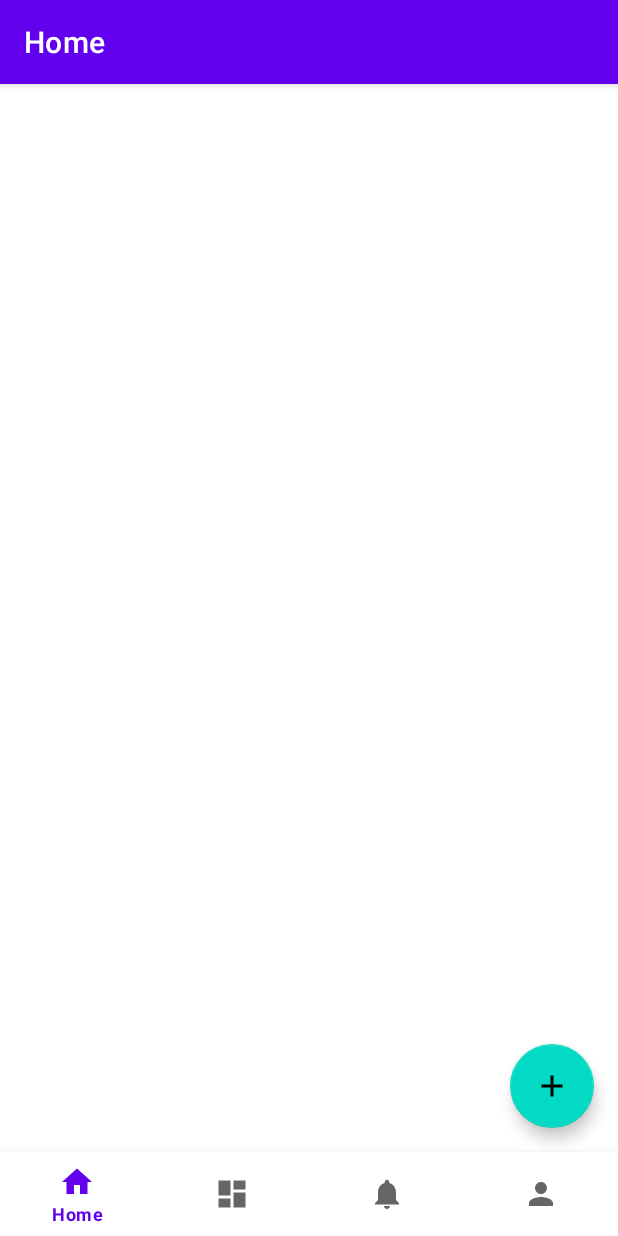
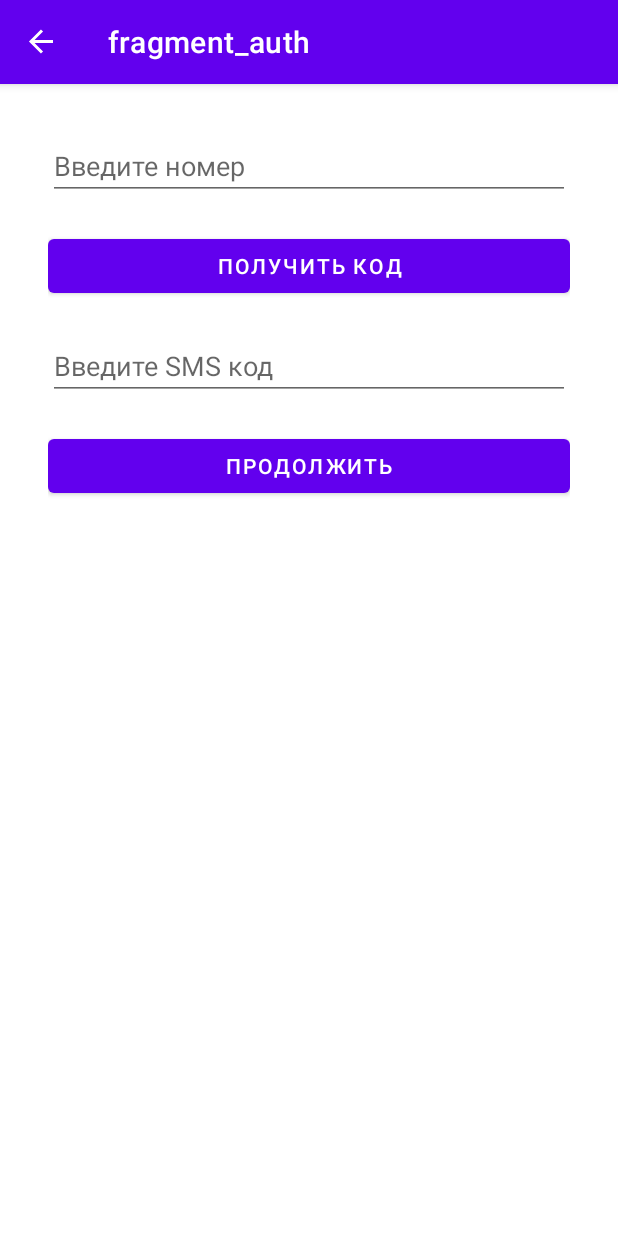
Before and after one commit to aidai87/4month1hw, an Android app: the screen it shows after launch (MainActivity), after a tap on "Skip", on a phone screen of 412 x 824 dp. Run offline under Robolectric (Android 15) with nearby library versions, the phone set to English and light mode, and no system bars; our stand-ins replace Firebase (no records; nobody signed in at launch, a user with empty details on screens opened directly), navigation-ui; 1 statement that could not run was skipped.

Commit message:
home work 7

```diff
--- a/app/build.gradle
+++ b/app/build.gradle
@@ -1,6 +1,7 @@
 plugins {
     id 'com.android.application'
     id 'org.jetbrains.kotlin.android'
+    id 'com.google.gms.google-services'
 }
 
 android {
@@ -44,6 +45,7 @@ dependencies {
     implementation 'androidx.lifecycle:lifecycle-viewmodel-ktx:2.5.1'
     implementation 'androidx.navigation:navigation-fragment-ktx:2.5.1'
     implementation 'androidx.navigation:navigation-ui-ktx:2.5.1'
+    implementation 'com.google.firebase:firebase-auth:19.2.0'
     testImplementation 'junit:junit:4.13.2'
     androidTestImplementation 'androidx.test.ext:junit:1.1.3'
     androidTestImplementation 'androidx.test.espresso:espresso-core:3.4.0'
@@ -53,4 +55,8 @@ dependencies {
 
     //Lottie
     implementation("com.airbnb.android:lottie:5.2.0")
+
+    //Firebase
+    implementation platform('com.google.firebase:firebase-bom:30.1.0')
+    implementation 'com.google.firebase:firebase-auth-ktx'
 }
--- a/app/src/main/java/com/example/a4month1hw/MainActivity.kt
+++ b/app/src/main/java/com/example/a4month1hw/MainActivity.kt
@@ -9,6 +9,8 @@ import androidx.navigation.ui.AppBarConfiguration
 import androidx.navigation.ui.setupActionBarWithNavController
 import androidx.navigation.ui.setupWithNavController
 import com.example.a4month1hw.databinding.ActivityMainBinding
+import com.google.firebase.auth.ktx.auth
+import com.google.firebase.ktx.Firebase
 
 class MainActivity : AppCompatActivity() {
 
@@ -33,6 +35,10 @@ class MainActivity : AppCompatActivity() {
         )
         setupActionBarWithNavController(navController, appBarConfiguration)
         navView.setupWithNavController(navController)
+
+        if (Firebase.auth.currentUser == null){
+            navController.navigate(R.id.authFragment)
+        }
 
         navController.addOnDestinationChangedListener { controller, destination, arguments ->
             val fragment = arrayListOf(
--- /dev/null
+++ b/app/src/main/java/com/example/a4month1hw/auth/AuthFragment.kt
@@ -0,0 +1,113 @@
+package com.example.a4month1hw.auth
+
+import android.os.Bundle
+import androidx.fragment.app.Fragment
+import android.view.LayoutInflater
+import android.view.View
+import android.view.ViewGroup
+import android.widget.Toast
+import androidx.navigation.fragment.findNavController
+import com.example.a4month1hw.R
+import com.example.a4month1hw.databinding.FragmentAuthBinding
+import com.google.firebase.FirebaseException
+import com.google.firebase.auth.PhoneAuthCredential
+import com.google.firebase.auth.PhoneAuthOptions
+import com.google.firebase.auth.PhoneAuthProvider
+import com.google.firebase.auth.ktx.auth
+import com.google.firebase.ktx.Firebase
+import java.util.concurrent.TimeUnit
+
+class AuthFragment : Fragment() {
+
+    private lateinit var binding: FragmentAuthBinding
+    private lateinit var callbacks: PhoneAuthProvider.OnVerificationStateChangedCallbacks
+    private val mAuth = Firebase.auth
+
+    override fun onCreateView(
+        inflater: LayoutInflater, container: ViewGroup?,
+        savedInstanceState: Bundle?
+    ): View {
+        binding = FragmentAuthBinding.inflate(inflater, container, false)
+        return binding.root
+    }
+
+    override fun onViewCreated(view: View, savedInstanceState: Bundle?) {
+        super.onViewCreated(view, savedInstanceState)
+        phoneAuthProvider()
+        binding.btnGetCode.setOnClickListener {
+            if (binding.editPhone.text.isEmpty()) {
+                Toast.makeText(
+                    requireContext(),
+                    "Поле номера пустая, пожайлуста напишите свой номер",
+                    Toast.LENGTH_SHORT
+                ).show()
+            } else {
+                val phone = binding.editPhone.text.toString()
+                requestSMS(phone)
+            }
+        }
+
+    }
+
+    private fun requestSMS(phone: String) {
+
+        val options = PhoneAuthOptions.newBuilder(mAuth)
+            .setPhoneNumber(phone)       // Phone number to verify
+            .setTimeout(60L, TimeUnit.SECONDS) // Timeout and unit
+            .setActivity(requireActivity())                 // Activity (for callback binding)
+            .setCallbacks(callbacks)          // OnVerificationStateChangedCallbacks
+            .build()
+        PhoneAuthProvider.verifyPhoneNumber(options)
+    }
+
+    private fun phoneAuthProvider() {
+        callbacks = object : PhoneAuthProvider.OnVerificationStateChangedCallbacks() {
+
+            override fun onVerificationCompleted(credential: PhoneAuthCredential) {
+                signInByCredential(credential)
+            }
+
+            override fun onVerificationFailed(p0: FirebaseException) {
+
+            }
+
+            override fun onCodeSent(
+                s: String,
+                token: PhoneAuthProvider.ForceResendingToken
+            ) {
+                super.onCodeSent(s, token)
+                binding.btnContinue.setOnClickListener {
+                    verifyCode(s)
+                }
+            }
+        }
+    }
+
+
+    private fun verifyCode(code: String) {
+        val credential = PhoneAuthProvider.getCredential(code, binding.editSMS.text.toString())
+        signInByCredential(credential)
+    }
+
+    private fun signInByCredential(credential: PhoneAuthCredential) {
+        mAuth.signInWithCredential(credential)
+            .addOnCompleteListener {
+                if (it.isSuccessful) {
+                    Toast.makeText(
+                        requireContext(),
+                        "Вы успешно авторизовались!",
+                        Toast.LENGTH_SHORT
+                    ).show()
+                    findNavController().navigateUp()
+                }
+
+            }
+    }
+
+    override fun onStart() {
+        super.onStart()
+        if (Firebase.auth.currentUser != null) {
+            findNavController().navigateUp()
+        }
+    }
+}
--- a/app/src/main/java/com/example/a4month1hw/ui/home/HomeFragment.kt
+++ b/app/src/main/java/com/example/a4month1hw/ui/home/HomeFragment.kt
@@ -15,7 +15,7 @@ import com.example.a4month1hw.databinding.FragmentHomeBinding
 class HomeFragment : Fragment() {
 
     private var _binding: FragmentHomeBinding? = null
-    private lateinit var adapter: NewsAdapter
+    private var adapter = NewsAdapter()
 
     // This property is only valid between onCreateView and
     // onDestroyView.
@@ -32,7 +32,6 @@ class HomeFragment : Fragment() {
 
     override fun onViewCreated(view: View, savedInstanceState: Bundle?) {
         super.onViewCreated(view, savedInstanceState)
-        adapter = NewsAdapter()
         binding.fab.setOnClickListener {
             findNavController().navigate(R.id.newsFragment)
         }
@@ -43,8 +42,9 @@ class HomeFragment : Fragment() {
         ) { _, bundle ->
             val news = bundle.getSerializable("news") as News
             adapter.addItem(news)
-            binding.recyclerview.adapter = adapter
         }
+
+        binding.recyclerview.adapter = adapter
         adapter.onLongClick = { pos ->
             val alertDialog = AlertDialog.Builder(requireContext())
             alertDialog.setTitle("Delete item")
--- a/app/src/main/java/com/example/a4month1hw/ui/home/News.kt
+++ b/app/src/main/java/com/example/a4month1hw/ui/home/News.kt
@@ -3,7 +3,7 @@ package com.example.a4month1hw.ui.home
 import java.io.Serializable
 
 data class News(
-//    val id : Int,
-    val title:String,
-    val time:Long?
+    val id: Int,
+    val title: String,
+    val time: Long?
 ) : Serializable
--- a/app/src/main/java/com/example/a4month1hw/ui/home/NewsAdapter.kt
+++ b/app/src/main/java/com/example/a4month1hw/ui/home/NewsAdapter.kt
@@ -29,7 +29,7 @@ class NewsAdapter : RecyclerView.Adapter<NewsAdapter.NewsViewHolder>() {
 
     override fun getItemCount(): Int = data.size
     fun addItem(news: News) {
-        data.add(news)
+        data.add(0,news)
 
     }
 
--- a/app/src/main/java/com/example/a4month1hw/ui/home/NewsFragment.kt
+++ b/app/src/main/java/com/example/a4month1hw/ui/home/NewsFragment.kt
@@ -26,7 +26,7 @@ class NewsFragment : Fragment() {
 
             if (binding.editText.text != null) {
                 val text = binding.editText.text
-                val news = News( text.toString(), System.currentTimeMillis())
+                val news = News(0, text.toString(), System.currentTimeMillis())
                 val bundle = bundleOf("news" to news)
                 parentFragmentManager.setFragmentResult("rk_news", bundle)
                 findNavController().navigateUp()
--- a/app/src/main/res/layout/activity_main.xml
+++ b/app/src/main/res/layout/activity_main.xml
@@ -3,8 +3,7 @@
     xmlns:app="http://schemas.android.com/apk/res-auto"
     android:id="@+id/container"
     android:layout_width="match_parent"
-    android:layout_height="match_parent"
-    android:paddingTop="?attr/actionBarSize">
+    android:layout_height="match_parent">
 
     <com.google.android.material.bottomnavigation.BottomNavigationView
         android:id="@+id/nav_view"
--- /dev/null
+++ b/app/src/main/res/layout/fragment_auth.xml
@@ -0,0 +1,38 @@
+<?xml version="1.0" encoding="utf-8"?>
+<LinearLayout xmlns:android="http://schemas.android.com/apk/res/android"
+    xmlns:tools="http://schemas.android.com/tools"
+    android:layout_width="match_parent"
+    android:layout_height="match_parent"
+    android:orientation="vertical"
+    android:padding="32dp"
+    tools:context=".ui.auth.AuthFragment">
+
+    <EditText
+        android:id="@+id/editPhone"
+        android:layout_width="match_parent"
+        android:layout_height="wrap_content"
+        android:inputType="phone"
+        android:hint="Введите номер"/>
+
+    <Button
+        android:id="@+id/btnGetCode"
+        android:layout_marginTop="20dp"
+        android:layout_width="match_parent"
+        android:layout_height="wrap_content"
+        android:text="Получить код"/>
+
+    <EditText
+        android:id="@+id/editSMS"
+        android:layout_marginTop="20dp"
+        android:layout_width="match_parent"
+        android:layout_height="wrap_content"
+        android:inputType="phone"
+        android:hint="Введите SMS код"/>
+
+    <Button
+        android:id="@+id/btnContinue"
+        android:layout_marginTop="20dp"
+        android:layout_width="match_parent"
+        android:layout_height="wrap_content"
+        android:text="Продолжить"/>
+</LinearLayout>
--- a/app/src/main/res/navigation/mobile_navigation.xml
+++ b/app/src/main/res/navigation/mobile_navigation.xml
@@ -37,4 +37,9 @@
         android:name="com.example.a4month1hw.ui.home.NewsFragment"
         android:label="fragment_news"
         tools:layout="@layout/fragment_news" />
+    <fragment
+        android:id="@+id/authFragment"
+        android:name="com.example.a4month1hw.auth.AuthFragment"
+        android:label="fragment_auth"
+        tools:layout="@layout/fragment_auth" />
 </navigation>
--- a/build.gradle
+++ b/build.gradle
@@ -1,4 +1,8 @@
-// Top-level build file where you can add configuration options common to all sub-projects/modules.
+buildscript {
+    dependencies {
+        classpath 'com.google.gms:google-services:4.3.3'
+    }
+}// Top-level build file where you can add configuration options common to all sub-projects/modules.
 plugins {
     id 'com.android.application' version '7.2.1' apply false
     id 'com.android.library' version '7.2.1' apply false
```
